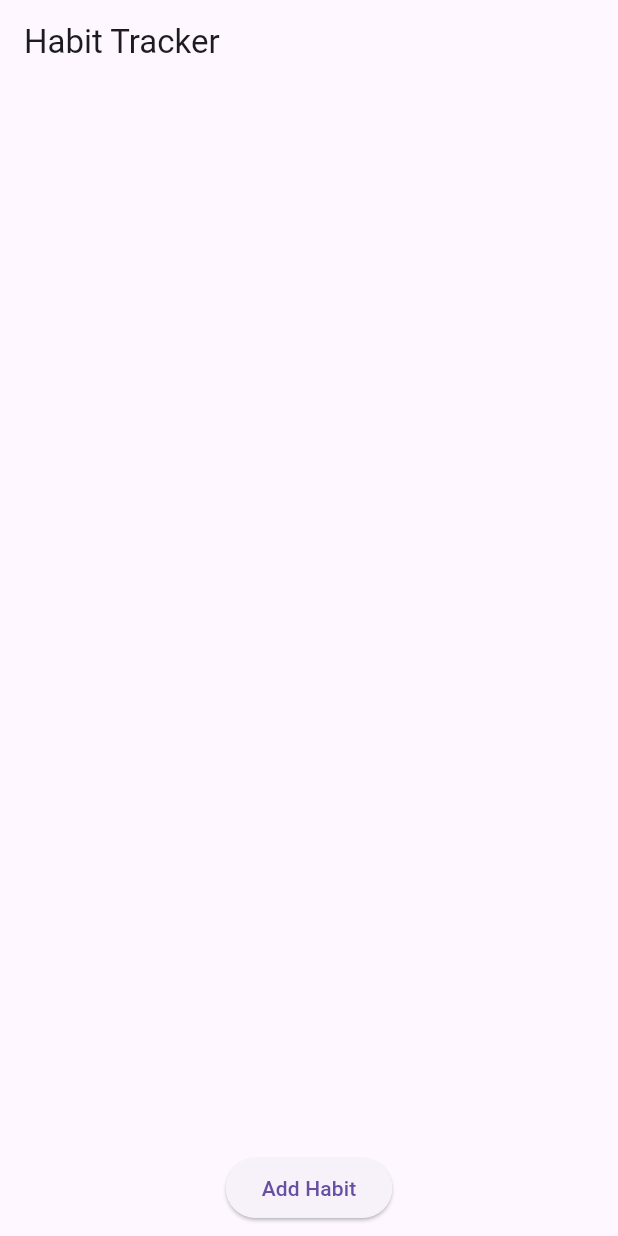
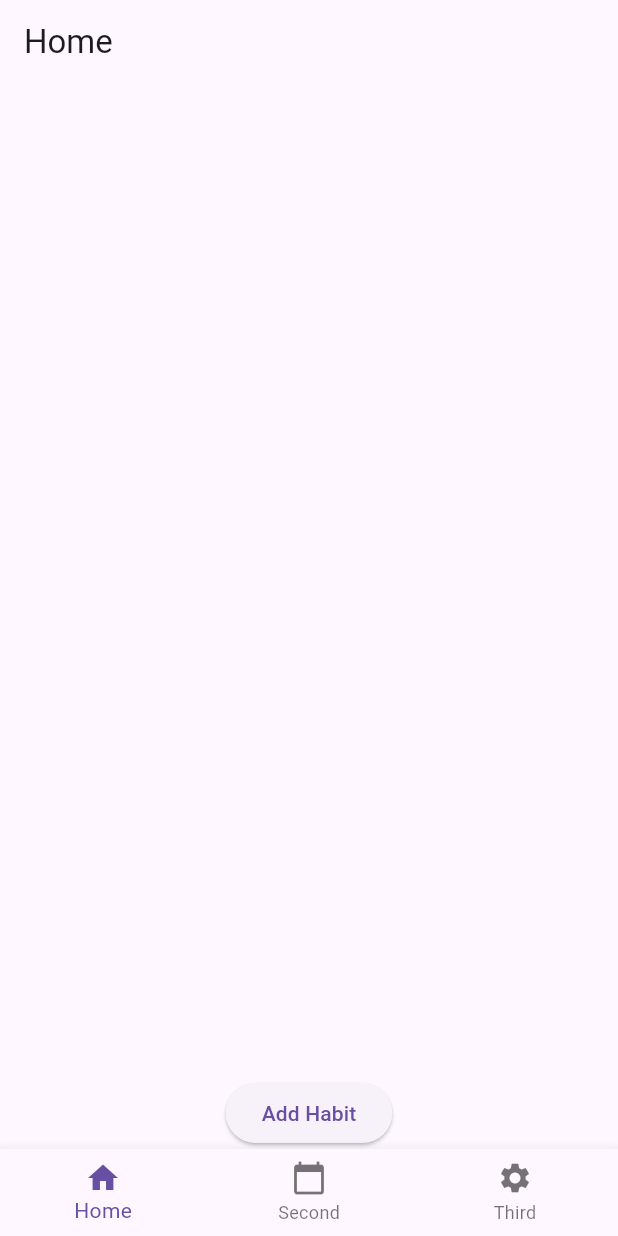
Before and after one commit to ceebee-lee/final, a Flutter app: the screen it shows after launch, on a phone screen of 412 x 824 dp. Run offline on Flutter 3.47's test engine with Material 3 defaults, Android fonts, the phone set to English and light mode, and no system bars.

Commit message:
Add tracker and two more pages
good~

```diff
--- a/habit_tracker/lib/main.dart
+++ b/habit_tracker/lib/main.dart
@@ -1,7 +1,9 @@
 import 'package:flutter/material.dart';
 import 'package:provider/provider.dart';
 import 'providers/habit_provider.dart';
-import 'screens/home_page.dart';
+import 'screens/home_screen.dart';
+import 'screens/second_screen.dart';
+import 'screens/third_screen.dart';
 
 void main() {
   runApp(
@@ -19,35 +21,54 @@ class HabitTrackerApp extends StatelessWidget {
   Widget build(BuildContext context) {
     return MaterialApp(
       title: 'Habit Tracker',
-      theme: ThemeData(
-        primarySwatch: Colors.blue,
-        pageTransitionsTheme: PageTransitionsTheme(
-          builders: {
-            TargetPlatform.android: SlidePageTransitionsBuilder(),
-            TargetPlatform.iOS: SlidePageTransitionsBuilder(),
-          },
-        ),
-      ),
-      home: const HomePage(),
+      theme: ThemeData(primarySwatch: Colors.blue),
+      home: const MainPage(),
     );
   }
 }
 
-// Custom slide transition builder for MaterialPageRoute
-class SlidePageTransitionsBuilder extends PageTransitionsBuilder {
+class MainPage extends StatefulWidget {
+  const MainPage({super.key});
+
   @override
-  Widget buildTransitions<T>(
-      PageRoute<T> route,
-      BuildContext context,
-      Animation<double> animation,
-      Animation<double> secondaryAnimation,
-      Widget child) {
-    return SlideTransition(
-      position: Tween<Offset>(
-        begin: const Offset(1.0, 0.0),
-        end: Offset.zero,
-      ).animate(animation),
-      child: child,
+  _MainPageState createState() => _MainPageState();
+}
+
+class _MainPageState extends State<MainPage> {
+  int _currentIndex = 0;
+
+  final List<Widget> _pages = [
+    const HomeScreen(),
+    const SecondScreen(),
+    const ThirdScreen(),
+  ];
+
+  @override
+  Widget build(BuildContext context) {
+    return Scaffold(
+      body: _pages[_currentIndex],
+      bottomNavigationBar: BottomNavigationBar(
+        currentIndex: _currentIndex,
+        onTap: (index) {
+          setState(() {
+            _currentIndex = index;
+          });
+        },
+        items: const [
+          BottomNavigationBarItem(
+            icon: Icon(Icons.home),
+            label: 'Home',
+          ),
+          BottomNavigationBarItem(
+            icon: Icon(Icons.calendar_today),
+            label: 'Second',
+          ),
+          BottomNavigationBarItem(
+            icon: Icon(Icons.settings),
+            label: 'Third',
+          ),
+        ],
+      ),
     );
   }
 }
--- a/habit_tracker/lib/providers/habit_provider.dart
+++ b/habit_tracker/lib/providers/habit_provider.dart
@@ -1,17 +1,25 @@
-import 'package:flutter/foundation.dart';
+import 'package:flutter/material.dart';
+
+class Habit {
+  final String name;
+  final int goalCount;
+  int currentCount;
+
+  Habit({required this.name, required this.goalCount, this.currentCount = 0});
+}
 
 class HabitProvider extends ChangeNotifier {
-  final List<String> _habits = [];
+  final List<Habit> _habits = [];
 
-  List<String> get habits => _habits;
+  List<Habit> get habits => _habits;
 
-  void addHabit(String habit) {
-    _habits.add(habit);
+  void addHabit(String name, int goalCount) {
+    _habits.add(Habit(name: name, goalCount: goalCount));
     notifyListeners();
   }
 
-  void removeHabit(String habit) {
-    _habits.remove(habit);
+  void incrementHabit(int index) {
+    _habits[index].currentCount++;
     notifyListeners();
   }
 }
--- a/habit_tracker/lib/screens/home_page.dart
+++ /dev/null
@@ -1,82 +0,0 @@
-import 'package:flutter/material.dart';
-import 'package:provider/provider.dart';
-import '../providers/habit_provider.dart';
-
-class HomePage extends StatelessWidget {
-  const HomePage({super.key});
-
-  @override
-  Widget build(BuildContext context) {
-    final habitProvider = Provider.of<HabitProvider>(context);
-
-    return Scaffold(
-      appBar: AppBar(
-        title: const Text('Habit Tracker'),
-      ),
-      body: Column(
-        children: [
-          Expanded(
-            child: ListView.builder(
-              itemCount: habitProvider.habits.length,
-              itemBuilder: (context, index) {
-                return ListTile(
-                  title: Text(habitProvider.habits[index]),
-                  trailing: IconButton(
-                    icon: const Icon(Icons.delete),
-                    onPressed: () {
-                      habitProvider.removeHabit(habitProvider.habits[index]);
-                    },
-                  ),
-                );
-              },
-            ),
-          ),
-          Padding(
-            padding: const EdgeInsets.all(8.0),
-            child: ElevatedButton(
-              onPressed: () {
-                _addNewHabit(context);
-              },
-              child: const Text('Add Habit'),
-            ),
-          ),
-        ],
-      ),
-    );
-  }
-
-  void _addNewHabit(BuildContext context) {
-    final TextEditingController habitController = TextEditingController();
-
-    showDialog(
-      context: context,
-      builder: (context) {
-        return AlertDialog(
-          title: const Text('Add New Habit'),
-          content: TextField(
-            controller: habitController,
-            decoration: const InputDecoration(hintText: 'Enter habit name'),
-          ),
-          actions: [
-            TextButton(
-              onPressed: () {
-                Navigator.of(context).pop();
-              },
-              child: const Text('Cancel'),
-            ),
-            ElevatedButton(
-              onPressed: () {
-                if (habitController.text.isNotEmpty) {
-                  Provider.of<HabitProvider>(context, listen: false)
-                      .addHabit(habitController.text);
-                  Navigator.of(context).pop();
-                }
-              },
-              child: const Text('Add'),
-            ),
-          ],
-        );
-      },
-    );
-  }
-}
```
Also changed, not shown: habit_tracker/lib/screens/home_screen.dart (added, +93 -0 lines), habit_tracker/lib/screens/second_screen.dart (added, +33 -0 lines), habit_tracker/lib/screens/third_screen.dart (added, +33 -0 lines).
